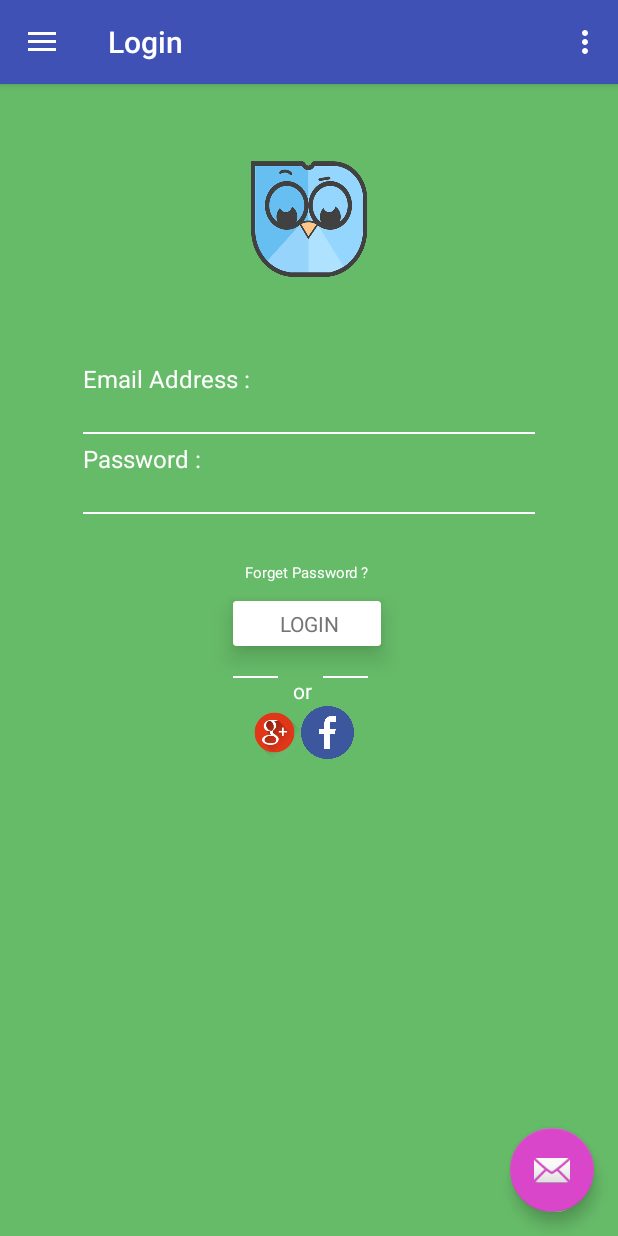
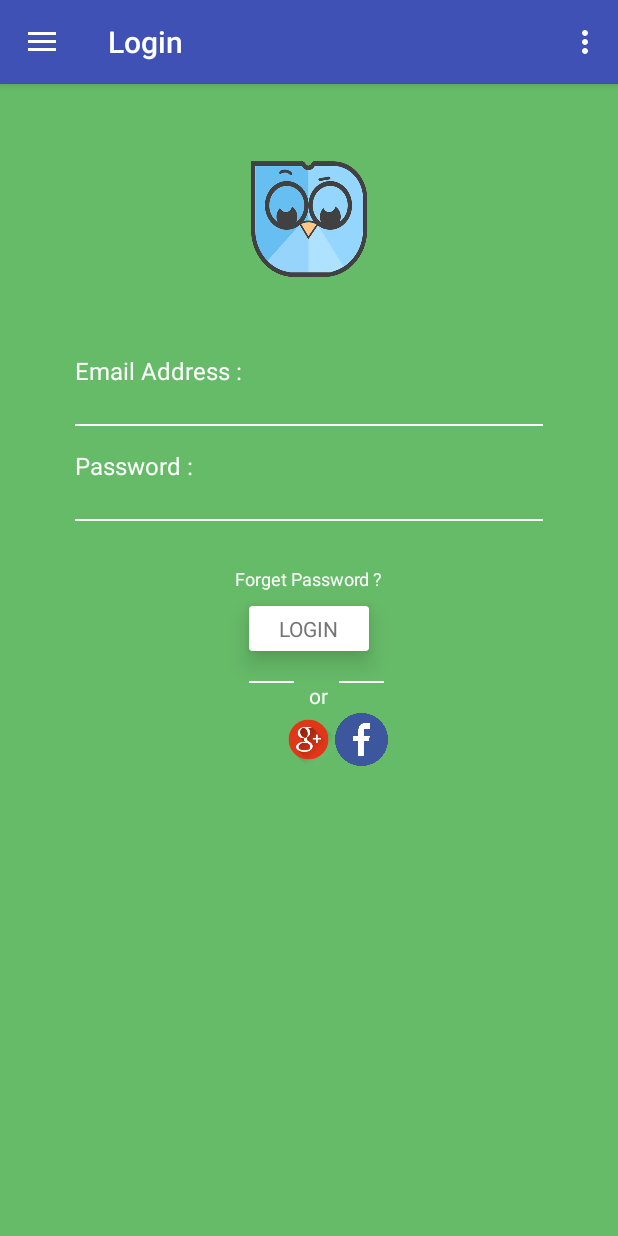
Before and after one commit to manitk12/Login, an Android app: the screen it shows after launch (MainActivity), on a phone screen of 412 x 824 dp. Run offline under Robolectric (Android 15) with nearby library versions, the phone set to English and light mode, and no system bars.

Commit message:
Changes 01

```diff
--- a/app/src/main/java/com/grademojo/login/MainActivity.java
+++ b/app/src/main/java/com/grademojo/login/MainActivity.java
@@ -23,14 +23,14 @@ public class MainActivity extends AppCompatActivity
         Toolbar toolbar = (Toolbar) findViewById(R.id.toolbar);
         setSupportActionBar(toolbar);
 
-        FloatingActionButton fab = (FloatingActionButton) findViewById(R.id.fab);
-        fab.setOnClickListener(new View.OnClickListener() {
-            @Override
-            public void onClick(View view) {
-                Snackbar.make(view, "Replace with your own action", Snackbar.LENGTH_LONG)
-                        .setAction("Action", null).show();
-            }
-        });
+//        FloatingActionButton fab = (FloatingActionButton) findViewById(R.id.fab);
+//        fab.setOnClickListener(new View.OnClickListener() {
+//            @Override
+//            public void onClick(View view) {
+//                Snackbar.make(view, "Replace with your own action", Snackbar.LENGTH_LONG)
+//                        .setAction("Action", null).show();
+//            }
+//        });
 
         DrawerLayout drawer = (DrawerLayout) findViewById(R.id.drawer_layout);
         ActionBarDrawerToggle toggle = new ActionBarDrawerToggle(
--- a/app/src/main/res/layout/app_bar_main.xml
+++ b/app/src/main/res/layout/app_bar_main.xml
@@ -22,13 +22,13 @@
 
     <include layout="@layout/content_main" />
 
-  <android.support.design.widget.FloatingActionButton
-        android:id="@+id/fab"
-        android:layout_width="wrap_content"
-        android:layout_height="wrap_content"
-        android:layout_gravity="bottom|end"
-        android:layout_margin="@dimen/fab_margin"
+  <!--<android.support.design.widget.FloatingActionButton-->
+        <!--android:id="@+id/fab"-->
+        <!--android:layout_width="wrap_content"-->
+        <!--android:layout_height="wrap_content"-->
+        <!--android:layout_gravity="bottom|end"-->
+        <!--android:layout_margin="@dimen/fab_margin"-->
 
-        app:srcCompat="@android:drawable/ic_dialog_email" />
+        <!--app:srcCompat="@android:drawable/ic_dialog_email" />-->
 
 </android.support.design.widget.CoordinatorLayout>
--- a/app/src/main/res/layout/content_main.xml
+++ b/app/src/main/res/layout/content_main.xml
@@ -28,9 +28,7 @@
             android:layout_width="match_parent"
             android:layout_height="wrap_content"
             android:layout_margin="50dp"
-            android:padding="5dp">
-
-
+            >
 
 
             <TextView
@@ -39,23 +37,19 @@
                 android:layout_height="wrap_content"
                 android:text="Email Address :"
                 android:textColor="@color/white"
-                android:textSize="16dp"
+                android:textSize="16sp"
                 android:textStyle="normal"
                 />
-
-
 
             <EditText
                 android:id="@+id/edit"
                 android:layout_width="match_parent"
                 android:layout_height="wrap_content"
-                android:layout_alignEnd="@+id/text"
                 android:layout_below="@id/text"
                 android:background="#00000000"
-                android:lines="1"
+                android:inputType="text|textEmailAddress"
                 android:textColor="@color/white"
                 />
-
 
             <View
                 android:id="@+id/view1"
@@ -65,8 +59,6 @@
                 android:layout_alignStart="@+id/edit"
                 android:layout_below="@+id/edit"
                 android:background="@color/white"
-
-
                 />
 
 
@@ -76,38 +68,36 @@
                 android:id="@+id/text1"
                 android:layout_width="match_parent"
                 android:layout_height="wrap_content"
-                android:layout_marginTop="5dp"
+                android:layout_marginTop="15dp"
                 android:layout_below="@+id/view1"
                 android:text="Password :"
                 android:textColor="@color/white"
-                android:textSize="16dp"
-                android:textStyle="normal" />
-
+                android:textSize="16sp"
+                android:textStyle="normal"
+                />
 
             <EditText
                 android:id="@+id/edit1"
                 android:layout_width="match_parent"
                 android:layout_height="wrap_content"
-                android:layout_alignEnd="@+id/text1"
-                android:lines="1"
-                android:layout_alignStart="@+id/text1"
                 android:layout_below="@+id/text1"
                 android:background="#00000000"
-                android:textColor="@color/white" />
-
-
+                android:inputType="textPassword"
+                android:textColor="@color/white"
+                />
 
             <View
                 android:id="@+id/view2"
-                android:layout_width="match_parent"
+                android:layout_width="wrap_content"
                 android:layout_height="1dp"
                 android:layout_alignEnd="@+id/edit1"
                 android:layout_alignStart="@+id/edit1"
                 android:layout_below="@+id/edit1"
                 android:background="@color/white"
+                />
 
 
-                />
+
 
 
             <TextView
@@ -115,54 +105,44 @@
                 android:layout_width="wrap_content"
                 android:layout_height="wrap_content"
                 android:layout_below="@+id/view2"
+                android:layout_centerHorizontal="true"
                 android:layout_marginBottom="10dp"
-                android:layout_marginStart="100dp"
                 android:layout_marginTop="30dp"
-                android:paddingStart="8dp"
-                android:paddingEnd="8dp"
-                android:paddingTop="2dp"
-                android:paddingBottom="2dp"
                 android:text="Forget Password ?"
                 android:textColor="@color/white"
-                android:textSize="10dp"
+                android:textSize="12sp"
                 android:textStyle="normal"
-
                 />
-
 
             <android.support.v7.widget.CardView
                 android:id="@+id/login_cardView"
                 android:layout_width="wrap_content"
                 android:layout_height="wrap_content"
-                android:layout_alignEnd="@+id/forget"
-                android:layout_alignStart="@+id/forget"
                 android:layout_below="@+id/forget"
+                android:layout_centerHorizontal="true"
                 android:layout_marginBottom="20dp"
                 app:cardBackgroundColor="@color/white"
                 app:cardCornerRadius="2dp"
                 app:cardElevation="10dp">
 
-
-
                 <TextView
                     android:id="@+id/login"
-                    android:layout_width="match_parent"
+                    android:layout_width="wrap_content"
                     android:layout_height="wrap_content"
-                    android:layout_gravity="start"
-                    android:layout_marginStart="5dp"
-                    android:gravity="center"
                     android:paddingBottom="5dp"
-                    android:paddingEnd="10dp"
-                    android:paddingStart="8dp"
+                    android:paddingEnd="20dp"
+                    android:paddingStart="20dp"
                     android:paddingTop="5dp"
-                    android:text="LOGIN"
-                    android:textColor="@color/grey">
+                    android:textAllCaps="true"
+                    android:text="login"
+                    android:textColor="@color/grey"
+                    />
+
+            </android.support.v7.widget.CardView>
 
 
 
-                </TextView>
 
-            </android.support.v7.widget.CardView>
 
 
             <View
@@ -172,9 +152,7 @@
                 android:background="@color/white"
                 android:layout_alignStart="@+id/login_cardView"
                 android:layout_below="@+id/login_cardView"
-
                 />
-
 
             <TextView
                 android:id="@+id/oreo"
@@ -185,9 +163,8 @@
                 android:layout_marginStart="10dp"
                 android:layout_alignTop="@+id/or"
                 android:layout_below="@+id/login_cardView"
-                android:layout_height="wrap_content" />
-
-
+                android:layout_height="wrap_content"
+                />
 
             <View
                 android:id="@+id/orside"
@@ -198,30 +175,29 @@
                 android:layout_alignStart="@+id/oreo"
                 android:layout_marginStart="20dp"
                 android:layout_below="@+id/login_cardView"
+                />
 
-                />
+
+
 
             <ImageView
                 android:id="@+id/gmail"
                 android:layout_width="35dp"
                 android:layout_height="35dp"
+                android:layout_centerHorizontal="true"
                 android:layout_marginTop="20dp"
-                android:layout_below="@id/login_cardView"
+                android:layout_below="@id/orside"
                 android:background="@drawable/googleee"
-                android:layout_marginStart="10dp"
-                android:layout_alignStart="@+id/login_cardView"
                 />
 
 
             <ImageView
                 android:layout_width="35dp"
                 android:layout_height="35dp"
-                android:layout_below="@id/login_cardView"
+                android:layout_below="@id/orside"
+                android:layout_marginTop="20dp"
                 android:background="@drawable/fffff"
-                android:layout_marginEnd="10dp"
                 android:layout_toEndOf="@+id/gmail"
-                android:layout_alignTop="@+id/gmail"
-                android:layout_alignBottom="@+id/gmail"
 
                 />
 
```
